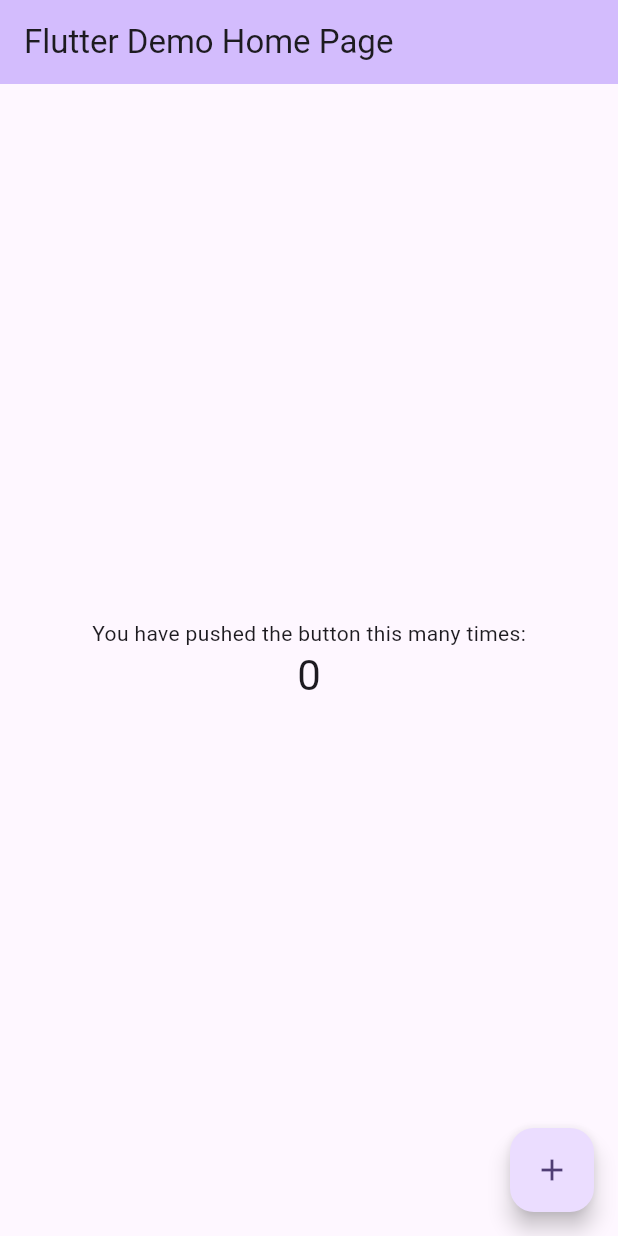
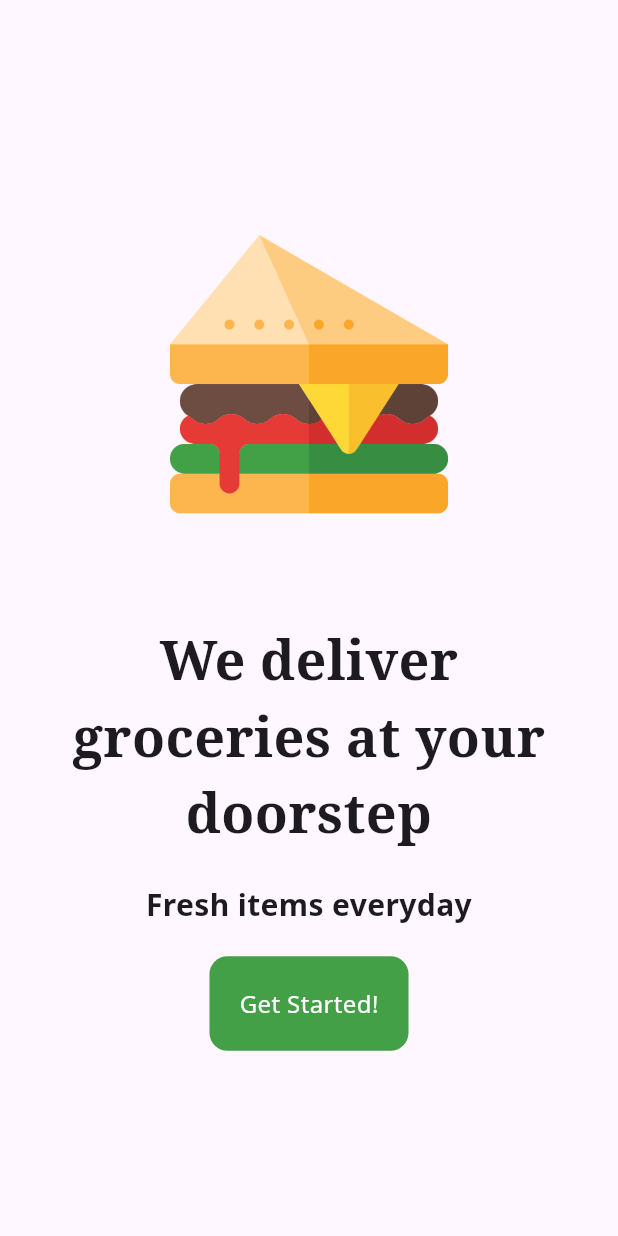
Before and after one commit to olynsn15/Shopperoo, a Flutter app: the screen it shows after launch, on a phone screen of 412 x 824 dp. Run offline on Flutter 3.47's test engine with Material 3 defaults, Android fonts, the phone set to English and light mode, and no system bars; our stand-ins replace google_fonts.

Commit message:
home page & cart page code finished

```diff
--- a/lib/main.dart
+++ b/lib/main.dart
@@ -1,4 +1,7 @@
 import 'package:flutter/material.dart';
+import 'package:provider/provider.dart';
+import 'package:shoperroo/model/cart_modal.dart';
+import 'package:shoperroo/pages/intro_page.dart';
 
 void main() {
   runApp(const MyApp());
@@ -10,116 +13,17 @@
   // This widget is the root of your application.
   @override
   Widget build(BuildContext context) {
-    return MaterialApp(
-      title: 'Flutter Demo',
-      theme: ThemeData(
-        // This is the theme of your application.
-        //
-        // TRY THIS: Try running your application with "flutter run". You'll see
-        // the application has a purple toolbar. Then, without quitting the app,
-        // try changing the seedColor in the colorScheme below to Colors.green
-        // and then invoke "hot reload" (save your changes or press the "hot
-        // reload" button in a Flutter-supported IDE, or press "r" if you used
-        // the command line to start the app).
-        //
-        // Notice that the counter didn't reset back to zero; the application
-        // state is not lost during the reload. To reset the state, use hot
-        // restart instead.
-        //
-        // This works for code too, not just values: Most code changes can be
-        // tested with just a hot reload.
-        colorScheme: ColorScheme.fromSeed(seedColor: Colors.deepPurple),
-        useMaterial3: true,
+    return ChangeNotifierProvider(
+      create: (context) => CartModal(),
+      child: MaterialApp(
+        title: 'Flutter Demo',
+        theme: ThemeData(
+          colorScheme: ColorScheme.fromSeed(seedColor: Colors.deepPurple),
+          useMaterial3: true,
+        ),
+        home: const IntroPage(),
+        debugShowCheckedModeBanner: false,
       ),
-      home: const MyHomePage(title: 'Flutter Demo Home Page'),
     );
   }
 }
-
-class MyHomePage extends StatefulWidget {
-  const MyHomePage({super.key, required this.title});
-
-  // This widget is the home page of your application. It is stateful, meaning
-  // that it has a State object (defined below) that contains fields that affect
-  // how it looks.
-
-  // This class is the configuration for the state. It holds the values (in this
-  // case the title) provided by the parent (in this case the App widget) and
-  // used by the build method of the State. Fields in a Widget subclass are
-  // always marked "final".
-
-  final String title;
-
-  @override
-  State<MyHomePage> createState() => _MyHomePageState();
-}
-
-class _MyHomePageState extends State<MyHomePage> {
-  int _counter = 0;
-
-  void _incrementCounter() {
-    setState(() {
-      // This call to setState tells the Flutter framework that something has
-      // changed in this State, which causes it to rerun the build method below
-      // so that the display can reflect the updated values. If we changed
-      // _counter without calling setState(), then the build method would not be
-      // called again, and so nothing would appear to happen.
-      _counter++;
-    });
-  }
-
-  @override
-  Widget build(BuildContext context) {
-    // This method is rerun every time setState is called, for instance as done
-    // by the _incrementCounter method above.
-    //
-    // The Flutter framework has been optimized to make rerunning build methods
-    // fast, so that you can just rebuild anything that needs updating rather
-    // than having to individually change instances of widgets.
-    return Scaffold(
-      appBar: AppBar(
-        // TRY THIS: Try changing the color here to a specific color (to
-        // Colors.amber, perhaps?) and trigger a hot reload to see the AppBar
-        // change color while the other colors stay the same.
-        backgroundColor: Theme.of(context).colorScheme.inversePrimary,
-        // Here we take the value from the MyHomePage object that was created by
-        // the App.build method, and use it to set our appbar title.
-        title: Text(widget.title),
-      ),
-      body: Center(
-        // Center is a layout widget. It takes a single child and positions it
-        // in the middle of the parent.
-        child: Column(
-          // Column is also a layout widget. It takes a list of children and
-          // arranges them vertically. By default, it sizes itself to fit its
-          // children horizontally, and tries to be as tall as its parent.
-          //
-          // Column has various properties to control how it sizes itself and
-          // how it positions its children. Here we use mainAxisAlignment to
-          // center the children vertically; the main axis here is the vertical
-          // axis because Columns are vertical (the cross axis would be
-          // horizontal).
-          //
-          // TRY THIS: Invoke "debug painting" (choose the "Toggle Debug Paint"
-          // action in the IDE, or press "p" in the console), to see the
-          // wireframe for each widget.
-          mainAxisAlignment: MainAxisAlignment.center,
-          children: <Widget>[
-            const Text(
-              'You have pushed the button this many times:',
-            ),
-            Text(
-              '$_counter',
-              style: Theme.of(context).textTheme.headlineMedium,
-            ),
-          ],
-        ),
-      ),
-      floatingActionButton: FloatingActionButton(
-        onPressed: _incrementCounter,
-        tooltip: 'Increment',
-        child: const Icon(Icons.add),
-      ), // This trailing comma makes auto-formatting nicer for build methods.
-    );
-  }
-}
--- /dev/null
+++ b/lib/model/cart_modal.dart
@@ -0,0 +1,86 @@
+import 'package:flutter/material.dart';
+
+class CartModal extends ChangeNotifier {
+  // list of items on sale
+  final List _shopItems = [
+    [
+      "Beetroot",
+      "4.00",
+      "lib/images/beetroot.png",
+      Colors.red,
+    ],
+    [
+      "Bell Pepper",
+      "2.00",
+      "lib/images/bell-pepper.png",
+      Colors.red,
+    ],
+    [
+      "Pumpkin",
+      "8.00",
+      "lib/images/pumpkin.png",
+      Colors.orange,
+    ],
+    [
+      "Carrot",
+      "1.00",
+      "lib/images/carrot.png",
+      Colors.orange,
+    ],
+    [
+      "Ginger",
+      "3.00",
+      "lib/images/ginger.png",
+      Colors.yellow,
+    ],
+    [
+      "Corn",
+      "5.00",
+      "lib/images/corn.png",
+      Colors.yellow,
+    ],
+    [
+      "Cabbage",
+      "3.00",
+      "lib/images/cabbage.png",
+      Colors.green,
+    ],
+    [
+      "Cucumber",
+      "3.00",
+      "lib/images/cucumber.png",
+      Colors.green,
+    ],
+  ];
+
+  // cart
+  List _cartItems = [];
+
+  // getter
+  get shopItems => _shopItems;
+
+  get cartItems => _cartItems;
+
+  // add item
+  void addItemToCart(int index) {
+    _cartItems.add(_shopItems[index]);
+    notifyListeners();
+  }
+
+  // remove item
+  void removeItemFromCart(int index) {
+    _cartItems.removeAt(
+        index); // only index because we are removing from cart list, not re fetching from actual item data
+    notifyListeners();
+  }
+
+  // calculate total
+  String calculateTotal() {
+    double totalPrice = 0;
+    for (int i = 0; i < _cartItems.length; i++) {
+      totalPrice += double.parse(_cartItems[i]
+          [1]); // 1 is the position of the price in the nexted array
+    }
+    return totalPrice.toStringAsFixed(2);
+  }
+}
--- /dev/null
+++ b/lib/pages/intro_page.dart
@@ -0,0 +1,69 @@
+import 'package:flutter/material.dart';
+import 'package:google_fonts/google_fonts.dart';
+import 'package:shoperroo/pages/home_page.dart';
+
+class IntroPage extends StatelessWidget {
+  const IntroPage({super.key});
+
+  @override
+  Widget build(BuildContext context) {
+    return Scaffold(
+      body: Column(
+        mainAxisAlignment: MainAxisAlignment.center,
+        crossAxisAlignment: CrossAxisAlignment.center,
+        children: [
+          // logo
+          Padding(
+            padding: const EdgeInsets.symmetric(horizontal: 100, vertical: 40),
+            child: Image.asset('lib/images/sandwich.png'),
+          ),
+
+          // text
+          Padding(
+            padding: const EdgeInsets.all(20.0),
+            child: Text(
+              "We deliver groceries at your doorstep",
+              style: GoogleFonts.notoSerif(
+                fontSize: 36,
+                fontWeight: FontWeight.bold,
+              ),
+              textAlign: TextAlign.center,
+            ),
+          ),
+
+          Text(
+            "Fresh items everyday",
+            style: GoogleFonts.notoSans(
+              fontSize: 20,
+              fontWeight: FontWeight.bold,
+            ),
+            textAlign: TextAlign.center,
+          ),
+
+          // button
+          GestureDetector(
+            onTap: () => Navigator.pushReplacement(
+              context,
+              MaterialPageRoute(
+                builder: (context) {
+                  return const HomePage();
+                },
+              ),
+            ),
+            child: Container(
+              decoration: BoxDecoration(
+                  color: Colors.green[600],
+                  borderRadius: BorderRadius.circular(12)),
+              margin: const EdgeInsets.all(20),
+              padding: const EdgeInsets.all(20),
+              child: Text(
+                "Get Started!",
+                style: GoogleFonts.notoSans(fontSize: 16, color: Colors.white),
+              ),
+            ),
+          )
+        ],
+      ),
+    );
+  }
+}
```
Also changed, not shown: lib/components/grocery_item_tile.dart (added, +64 -0 lines), lib/pages/cart_page.dart (added, +158 -0 lines), lib/pages/home_page.dart (added, +119 -0 lines), pubspec.yaml (+5 -5 lines), lib/images/beetroot.png (added), lib/images/bell-pepper.png (added), lib/images/cabbage.png (added), lib/images/carrot.png (added), lib/images/corn.png (added), lib/images/cucumber.png (added), lib/images/ginger.png (added), lib/images/pumpkin.png (added), lib/images/sandwich.png (added), pubspec.lock, 1 other file.
